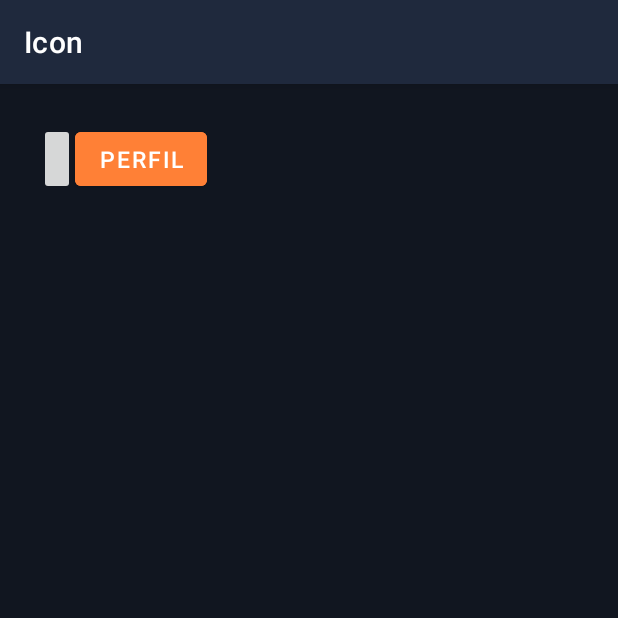
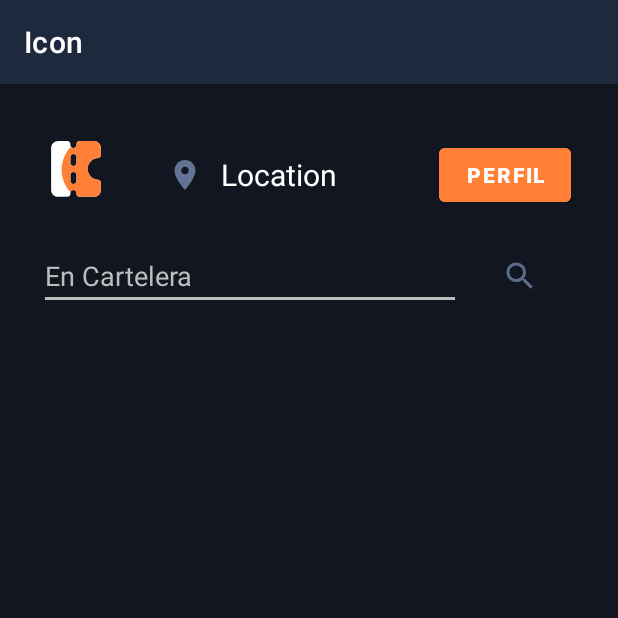
Before and after one commit to deveshaha/UE-Proyecto-Integrador, an Android app: the screen it shows after launch (MainActivity), on a phone screen of 412 x 824 dp, the top half of it. Run offline under Robolectric (Android 15) with nearby library versions, the phone set to English and light mode, and no system bars.

Commit message:
UI-design - ToolBar Finished

```diff
--- /dev/null
+++ b/app/src/main/res/drawable/location_vector.xml
@@ -0,0 +1,5 @@
+<vector android:height="24dp" android:tint="#637394"
+    android:viewportHeight="24" android:viewportWidth="24"
+    android:width="24dp" xmlns:android="http://schemas.android.com/apk/res/android">
+    <path android:fillColor="@android:color/white" android:pathData="M12,2C8.13,2 5,5.13 5,9c0,5.25 7,13 7,13s7,-7.75 7,-13c0,-3.87 -3.13,-7 -7,-7zM12,11.5c-1.38,0 -2.5,-1.12 -2.5,-2.5s1.12,-2.5 2.5,-2.5 2.5,1.12 2.5,2.5 -1.12,2.5 -2.5,2.5z"/>
+</vector>
--- /dev/null
+++ b/app/src/main/res/drawable/product_logo.xml
@@ -0,0 +1,14 @@
+<vector xmlns:android="http://schemas.android.com/apk/res/android"
+    android:width="65dp"
+    android:height="69dp"
+    android:viewportWidth="65"
+    android:viewportHeight="69">
+  <path
+      android:pathData="M47.114,23.272C48.178,23.206 49,22.334 49,21.29V16.625C49,14.075 46.885,12 44.284,12L34.832,12C33.728,12 32.832,12.895 32.832,14V14.643C32.832,15.74 31.929,16.625 30.811,16.625C29.693,16.625 28.79,15.74 28.79,14.643V14C28.79,12.895 27.895,12 26.79,12L20.716,12C18.115,12 16,14.075 16,16.625V44.375C16,46.925 18.115,49 20.716,49H26.79C27.895,49 28.79,48.105 28.79,47V46.357C28.79,45.26 29.693,44.375 30.811,44.375C31.929,44.375 32.832,45.26 32.832,46.357V47C32.832,48.105 33.728,49 34.832,49L44.284,49C46.885,49 49,46.925 49,44.375V39.71C49,38.666 48.178,37.794 47.114,37.728C43.26,37.49 40.242,34.306 40.242,30.5C40.242,26.694 43.26,23.51 47.114,23.272ZM30.811,40.411C31.929,40.411 32.832,39.525 32.832,38.429V34.464C32.832,33.368 31.929,32.482 30.811,32.482C29.693,32.482 28.79,33.368 28.79,34.464V38.429C28.79,39.525 29.693,40.411 30.811,40.411ZM30.811,28.518C31.929,28.518 32.832,27.632 32.832,26.536V22.571C32.832,21.475 31.929,20.589 30.811,20.589C29.693,20.589 28.79,21.475 28.79,22.571V26.536C28.79,27.632 29.693,28.518 30.811,28.518Z"
+      android:fillColor="#ffffff"
+      android:fillType="evenOdd"/>
+  <path
+      android:pathData="M28.838,45.926C25.214,42.004 23,36.761 23,31C23,25.082 25.337,19.71 29.137,15.756C29.5,16.281 30.114,16.625 30.811,16.625C31.929,16.625 32.832,15.74 32.832,14.643V14C32.832,12.895 33.728,12 34.832,12H44.284C46.885,12 49,14.075 49,16.625V21.29C49,22.334 48.178,23.206 47.114,23.272C43.26,23.51 40.242,26.694 40.242,30.5C40.242,34.306 43.26,37.49 47.114,37.728C48.178,37.794 49,38.666 49,39.71V44.375C49,46.925 46.885,49 44.284,49L34.832,49C33.728,49 32.832,48.105 32.832,47V46.357C32.832,45.26 31.929,44.375 30.811,44.375C29.844,44.375 29.038,45.037 28.838,45.926ZM32.832,38.429C32.832,39.525 31.929,40.411 30.811,40.411C29.693,40.411 28.79,39.525 28.79,38.429V34.464C28.79,33.368 29.693,32.482 30.811,32.482C31.929,32.482 32.832,33.368 32.832,34.464V38.429ZM32.832,26.536C32.832,27.632 31.929,28.518 30.811,28.518C29.693,28.518 28.79,27.632 28.79,26.536V22.571C28.79,21.475 29.693,20.589 30.811,20.589C31.929,20.589 32.832,21.475 32.832,22.571V26.536Z"
+      android:fillColor="#FF8036"
+      android:fillType="evenOdd"/>
+</vector>
--- /dev/null
+++ b/app/src/main/res/drawable/search_movie.xml
@@ -0,0 +1,5 @@
+<vector android:alpha="0.91" android:height="24dp"
+    android:tint="#637394" android:viewportHeight="24"
+    android:viewportWidth="24" android:width="24dp" xmlns:android="http://schemas.android.com/apk/res/android">
+    <path android:fillColor="@android:color/white" android:pathData="M15.5,14h-0.79l-0.28,-0.27C15.41,12.59 16,11.11 16,9.5 16,5.91 13.09,3 9.5,3S3,5.91 3,9.5 5.91,16 9.5,16c1.61,0 3.09,-0.59 4.23,-1.57l0.27,0.28v0.79l5,4.99L20.49,19l-4.99,-5zM9.5,14C7.01,14 5,11.99 5,9.5S7.01,5 9.5,5 14,7.01 14,9.5 11.99,14 9.5,14z"/>
+</vector>
--- a/app/src/main/res/layout/activity_main.xml
+++ b/app/src/main/res/layout/activity_main.xml
@@ -10,6 +10,7 @@
 
 
     <LinearLayout
+        android:id="@+id/ll_ToolBar"
         android:layout_width="match_parent"
         android:layout_height="wrap_content"
         android:layout_marginStart="10dp"
@@ -17,14 +18,45 @@
         android:layout_marginEnd="10dp"
         android:gravity="center_vertical"
         android:orientation="horizontal"
+        android:weightSum="4"
         app:layout_constraintEnd_toEndOf="parent"
         app:layout_constraintStart_toStartOf="parent"
         app:layout_constraintTop_toTopOf="parent">
 
         <ImageButton
+            android:id="@+id/btn_logo"
+            android:layout_width="0dp"
+            android:layout_height="wrap_content"
+            android:layout_weight="1"
+            android:background="@color/backgroundApp"
+            android:src="@drawable/product_logo" />
+
+        <View
+            android:layout_width="0dp"
+            android:layout_height="0dp"
+            android:layout_weight="0.5" />
+
+        <ImageButton
+            android:id="@+id/btn_location"
+            android:layout_width="0dp"
+            android:layout_height="wrap_content"
+            android:layout_weight="1"
+            android:background="@color/backgroundApp"
+            android:src="@drawable/location_vector" />
+
+        <TextView
+            android:id="@+id/tv_location"
             android:layout_width="wrap_content"
-            android:layout_height="match_parent"
-            />
+            android:layout_height="wrap_content"
+            android:layout_weight="0.9"
+            android:text="Location"
+            android:textColor="@color/white"
+            android:textSize="20sp" />
+
+        <View
+            android:layout_width="0dp"
+            android:layout_height="0dp"
+            android:layout_weight="0.5" />
 
         <Button
             android:id="@+id/btn_profile"
@@ -33,7 +65,49 @@
             android:backgroundTint="@color/buttonColor"
             android:text="@string/txt_profile"
             android:textColor="@color/white"
-            android:textSize="15sp" />
+            android:textSize="@dimen/textSize_14sp"
+            android:textStyle="bold" />
+
+    </LinearLayout>
+
+    <LinearLayout
+        android:layout_width="match_parent"
+        android:layout_height="wrap_content"
+        android:layout_marginStart="10dp"
+        android:layout_marginTop="10dp"
+        android:layout_marginEnd="10dp"
+        android:orientation="vertical"
+        app:layout_constraintEnd_toEndOf="parent"
+        app:layout_constraintStart_toStartOf="parent"
+        app:layout_constraintTop_toBottomOf="@id/ll_ToolBar">
+
+        <LinearLayout
+            android:layout_width="match_parent"
+            android:layout_height="wrap_content"
+            android:orientation="horizontal"
+            android:weightSum="3">
+
+
+            <EditText
+                android:layout_width="match_parent"
+                android:layout_height="wrap_content"
+                android:layout_weight="2"
+                android:backgroundTint="@color/textSecondary"
+                android:hint="En Cartelera"
+                android:inputType="text"
+                android:textColor="@color/textSecondary"
+                android:textColorHint="@color/textSecondary" />
+
+            <ImageButton
+                android:id="@+id/btn_search"
+                android:layout_width="118dp"
+                android:layout_height="match_parent"
+                android:layout_weight="1"
+                android:background="@color/backgroundApp"
+                android:src="@drawable/search_movie" />
+        </LinearLayout>
+
+
 
     </LinearLayout>
 
--- a/app/src/main/res/values/colors.xml
+++ b/app/src/main/res/values/colors.xml
@@ -12,4 +12,5 @@
     <color name="Glass">#1F293D</color>
     <color name="textSecondary">#BDBDBD</color>
     <color name="icon">#637394</color>
+    <color name="lupa">#EEEEEE</color>
 </resources>
--- /dev/null
+++ b/app/src/main/res/values/dimens.xml
@@ -0,0 +1,4 @@
+<?xml version="1.0" encoding="utf-8"?>
+<resources>
+    <dimen name="textSize_14sp">14sp</dimen>
+</resources>
```
